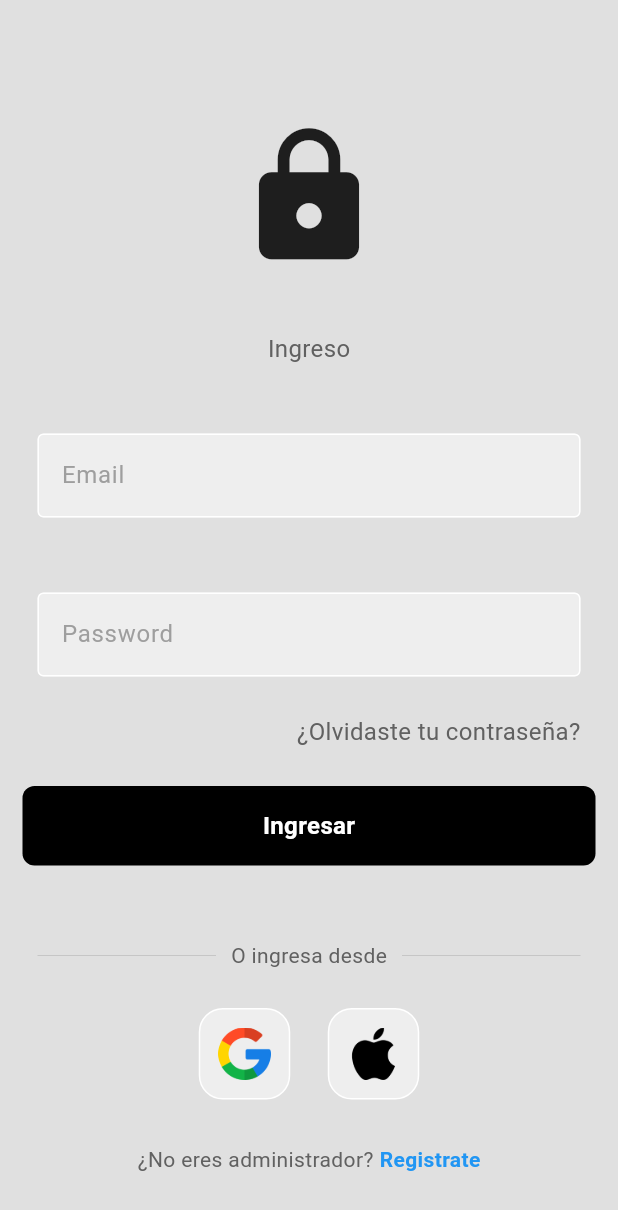
After one commit to Moooon4/Administrador, a Flutter app: the LoginPage screen opened directly, on a phone screen of 412 x 824 dp. The commit adds this screen. Shown: the top 1210 px of the screen. Run offline on Flutter 3.47's test engine with Material 3 defaults, Android fonts, the phone set to English and light mode, and no system bars; our stand-ins replace cloud_firestore, firebase_auth, firebase_core; accounts and stored records are empty.

Commit message:
Arreglando el login_page

```diff
--- /dev/null
+++ b/lib/components/button_sign_in.dart
@@ -0,0 +1,30 @@
+import 'package:flutter/material.dart';
+
+class ButtonSignIn extends StatelessWidget {
+  final Function()? onTap;
+  const ButtonSignIn({super.key, required this.onTap});
+  @override
+  Widget build(BuildContext context) {
+    return GestureDetector(
+      onTap: onTap,
+      child: Container(
+        padding: const EdgeInsets.all(15),
+        margin: const EdgeInsets.symmetric(horizontal: 15),
+        decoration: BoxDecoration(
+          color: Colors.black,
+          borderRadius: BorderRadius.circular(8),
+          ),
+        child: const Center(
+          child: Text(
+            "Ingresar",
+            style: TextStyle(
+              color: Colors.white,
+              fontWeight: FontWeight.bold,
+              fontSize: 16,
+            ),
+          ),
+        ),
+      ),
+    );
+  }
+}
--- /dev/null
+++ b/lib/components/iconos_signin.dart
@@ -0,0 +1,22 @@
+import 'package:flutter/material.dart';
+
+class IconosSignIn extends StatelessWidget {
+  final String iconosAg;
+  const IconosSignIn({
+    super.key,
+    required this.iconosAg,
+    });
+
+  @override
+  Widget build(BuildContext context) {
+    return Container(
+      padding: EdgeInsets.all(12),
+      decoration: BoxDecoration(
+        border: Border.all(color: Colors.white),
+        borderRadius: BorderRadius.circular(16),
+        color: Colors.grey[200],
+      ),
+      child: Image.asset(iconosAg, height: 35,),
+    );
+  }
+}
--- /dev/null
+++ b/lib/components/textfields_user_pass.dart
@@ -0,0 +1,37 @@
+import 'package:flutter/material.dart';
+
+class TextsFields extends StatelessWidget {
+  final String hintText;
+  final bool obscureText;
+  final controller;
+
+  const TextsFields({
+    super.key,
+    required this.hintText,
+    required this.obscureText,
+    required this.controller,
+    });
+
+  @override
+  Widget build(BuildContext context){
+    return Padding(
+          padding: const EdgeInsets.symmetric(horizontal: 25.0),
+          child: TextField(
+            controller: controller,
+            obscureText: obscureText,
+            decoration: InputDecoration(
+              enabledBorder: const OutlineInputBorder(
+                borderSide: BorderSide(color: Colors.white),
+              ),
+              focusedBorder: OutlineInputBorder(
+                borderSide: BorderSide(color: Colors.grey.shade400),
+              ),
+              fillColor: Colors.grey.shade200,
+              filled: true,
+              hintText: hintText,
+              hintStyle: TextStyle(color: Colors.grey[500]),
+            ),
+          ),
+        );
+  }
+}
--- a/lib/main.dart
+++ b/lib/main.dart
@@ -23,9 +23,11 @@ class MyApp extends StatelessWidget{
       title: 'Administrador Chilín',
       initialRoute: '/',
       routes: {
+        //'/': (context) => LoginPage(),
         '/': (context) => const Home(),
         '/add': (context) => const AddNamePage(),
         '/edit': (context) => const EditNamePage(),
+        //'/auth': (context) => const AuthPage(),
       },
     );
   }
--- /dev/null
+++ b/lib/pages/auth_page.dart
@@ -0,0 +1,26 @@
+import 'package:administrador/pages/home_page.dart';
+import 'package:firebase_auth/firebase_auth.dart';
+import 'package:flutter/material.dart';
+
+class AuthPage extends StatelessWidget {
+  const AuthPage({super.key});
+
+  @override
+  Widget build(BuildContext context) {
+    return Scaffold(
+      body: StreamBuilder<User?>(
+        stream: FirebaseAuth.instance.authStateChanges(),
+        builder: (context, snapshot){
+          // Administrador logged
+          if(snapshot.hasData){
+            return const Home();
+          }
+          // Administrador NO logged
+          else{
+            return const AuthPage();
+          }
+        },
+      ),
+    );
+  }
+}
--- /dev/null
+++ b/lib/pages/login_page.dart
@@ -0,0 +1,155 @@
+import 'package:administrador/components/button_sign_in.dart';
+import 'package:administrador/components/iconos_signin.dart';
+import 'package:administrador/components/textfields_user_pass.dart';
+import 'package:firebase_auth/firebase_auth.dart';
+import 'package:flutter/material.dart';
+
+class LoginPage extends StatelessWidget{
+  LoginPage({super.key});
+
+  // Editando controladores
+  final emailController = TextEditingController();
+  final passController = TextEditingController();
+
+  // Método para el usuario
+  void signUserIn() async{
+    // Validando los datos
+    await FirebaseAuth.instance.signInWithEmailAndPassword(
+      email: emailController.text,
+      password: passController.text,
+    );
+  }
+
+  @override
+  Widget build(BuildContext context){
+    return Scaffold(
+      backgroundColor: Colors.grey[300],
+      body: Column(
+        mainAxisAlignment: MainAxisAlignment.center,
+        children: [
+        // -* Espaciado entre widgets
+        const SizedBox(height: 40),
+        // -*
+        // Logo
+        const Icon(
+          Icons.lock,
+          size: 100,
+        ),
+        // -* Espaciado entre widgets
+        const SizedBox(height: 40),
+        // -*
+        // Welcome
+        Text(
+          'Ingreso',
+          style: TextStyle(
+            color: Colors.grey[700],
+            fontSize: 16,
+          ),
+        ),
+        const SizedBox(height: 45),
+        // Email
+        TextsFields(
+          controller: emailController,
+          hintText: 'Email',
+          obscureText: false,
+        ),
+        const SizedBox(height: 50),
+        // Password
+        TextsFields(
+          controller: passController,
+          hintText: 'Password',
+          obscureText: false,
+        ),
+        // -* Espaciado entre widgets
+        const SizedBox(height: 25),
+        // -*
+        // Forgot pass
+          Padding(
+            padding: const EdgeInsets.symmetric(horizontal: 25.0),
+            child: Row(
+              mainAxisAlignment: MainAxisAlignment.end,
+              children: [
+                Text(
+                  '¿Olvidaste tu contraseña?',
+                    style: TextStyle(
+                    color: Colors.grey[700],
+                    fontSize: 16,
+                  ),
+                ),
+              ],
+            ),
+          ),
+        const SizedBox(height: 25),
+        // Sign in
+        ButtonSignIn(
+          onTap: signUserIn,
+        ),
+        // -* Espaciado entre widgets
+        const SizedBox(height: 50),
+        // -*
+        // or continue
+        Padding(
+          padding: const EdgeInsets.symmetric(horizontal: 25.0),
+          child: Row(
+            children: [
+              Expanded(
+                child: Divider(
+                  thickness: 0.5,
+                  color: Colors.grey[400],
+                ),
+              ),
+              Padding(
+                padding: const EdgeInsets.symmetric(horizontal: 10.0),
+                child: Text(
+                  'O ingresa desde',
+                  style: TextStyle(
+                    color: Colors.grey[700],
+                  ),
+                ),
+              ),
+              Expanded(
+                child: Divider(
+                  thickness: 0.5,
+                  color: Colors.grey[400],
+                ),
+              ),
+            ],
+          ),
+        ),
+        // -* Espaciado entre widgets
+        const SizedBox(height: 25),
+        // -*
+        // google + apple
+        const Row(
+          mainAxisAlignment: MainAxisAlignment.center,
+          children: [
+            // google button
+            IconosSignIn(iconosAg: 'lib/assets/google.png'),
+            SizedBox(width: 25),
+            // apple button
+            IconosSignIn(iconosAg: 'lib/assets/apple.png'),
+          ],
+        ),
+        // -* Espaciado entre widgets
+        const SizedBox(height: 30),
+        // -*
+        // Register now
+        Row(
+          mainAxisAlignment: MainAxisAlignment.center,
+          children:[
+            Text(
+              '¿No eres administrador?',
+              style: TextStyle(color: Colors.grey[700]),
+            ),
+            const SizedBox(width: 4),
+            const Text(
+              'Registrate',
+              style: TextStyle(color: Colors.blue,
+              fontWeight: FontWeight.bold),
+            ),
+          ],
+        ),
+      ],),
+    );
+  }
+}
--- a/pubspec.yaml
+++ b/pubspec.yaml
@@ -39,6 +39,7 @@ dependencies:
   # Dependencias de Firebase
   firebase_core: ^2.31.0
   cloud_firestore: ^4.17.3
+  firebase_auth: ^4.19.5
 
 dev_dependencies:
   flutter_test:
@@ -63,8 +64,9 @@ flutter:
   uses-material-design: true
 
   # To add assets to your application, add an assets section, like this:
-  # assets:
-  #   - images/a_dot_burr.jpeg
+  assets:
+    - lib/assets/apple.png
+    - lib/assets/google.png
   #   - images/a_dot_ham.jpeg
 
   # An image asset can refer to one or more resolution-specific "variants", see
```
Also changed, not shown: lib/assets/apple.png (added), lib/assets/google.png (added), pubspec.lock, 6 other files.
